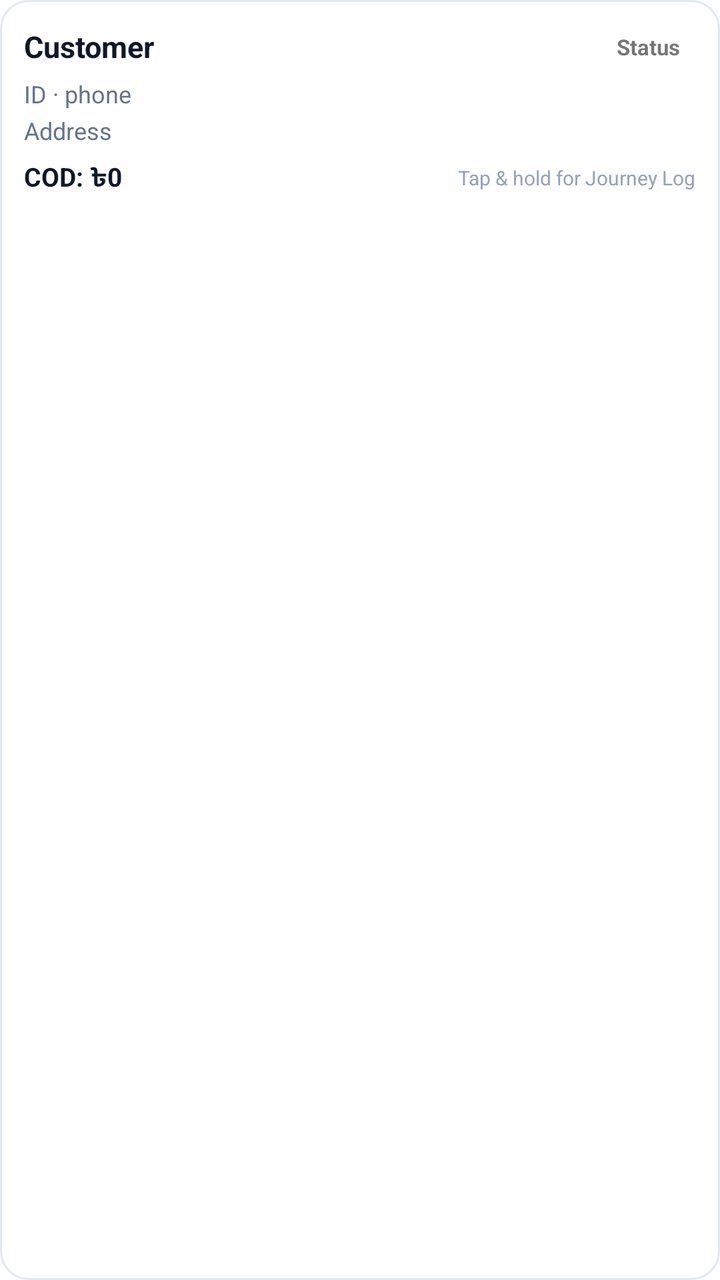
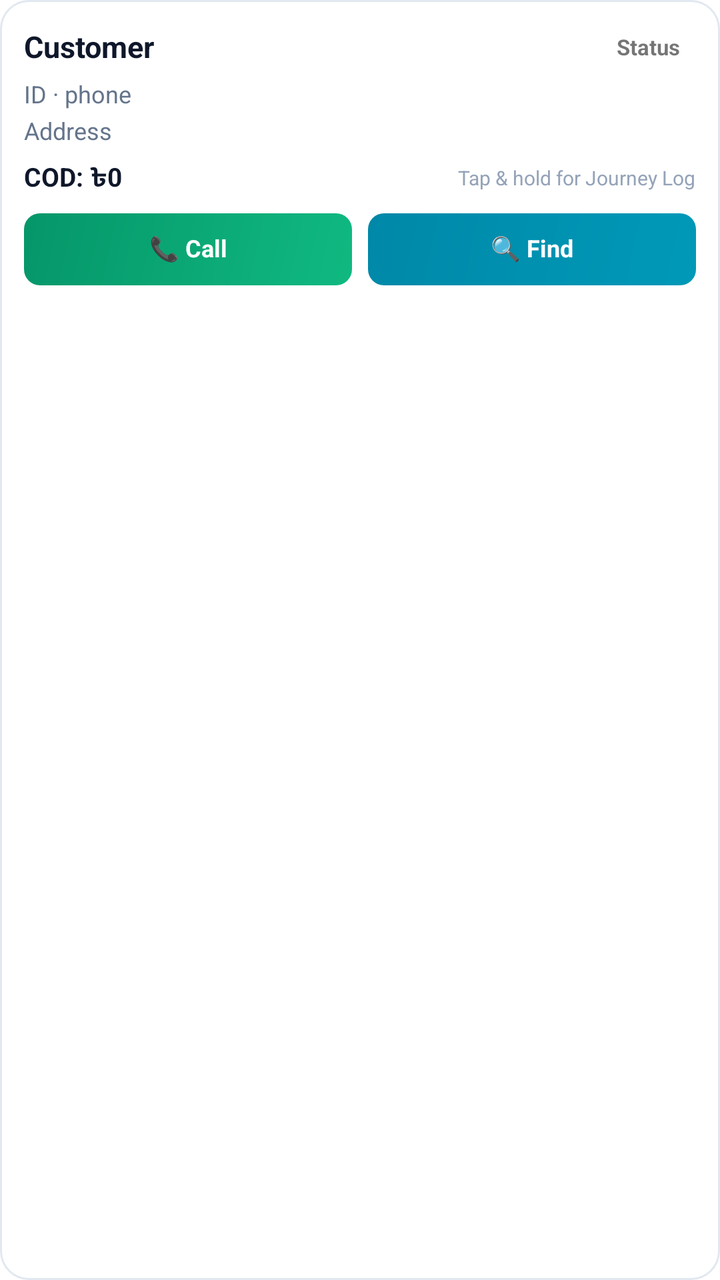

Screens rendered from an Android XML layout before and after an edit, with the pre-edit source and the edit as a unified diff.
<!-- AndroidManifest.xml: application theme Theme.DataBridge -->
<!-- res/layout/item_view_order_card.xml -->
<?xml version="1.0" encoding="utf-8"?>
<LinearLayout xmlns:android="http://schemas.android.com/apk/res/android"
    android:layout_width="match_parent"
    android:layout_height="wrap_content"
    android:orientation="vertical"
    android:background="@drawable/bg_parcel_card"
    android:padding="12dp"
    android:layout_marginBottom="8dp">

    <LinearLayout
        android:layout_width="match_parent"
        android:layout_height="wrap_content"
        android:orientation="horizontal"
        android:gravity="center_vertical">

        <TextView
            android:id="@+id/tvVoCustomer"
            android:layout_width="0dp"
            android:layout_height="wrap_content"
            android:layout_weight="1"
            android:text="Customer"
            android:textSize="15sp"
            android:textStyle="bold"
            android:textColor="@color/theme_text_primary" />

        <TextView
            android:id="@+id/tvVoStatus"
            android:layout_width="wrap_content"
            android:layout_height="wrap_content"
            android:text="Status"
            android:textSize="11sp"
            android:textStyle="bold"
            android:paddingStart="8dp"
            android:paddingEnd="8dp"
            android:paddingTop="4dp"
            android:paddingBottom="4dp" />
    </LinearLayout>

    <TextView
        android:id="@+id/tvVoMeta"
        android:layout_width="match_parent"
        android:layout_height="wrap_content"
        android:text="ID · phone"
        android:textSize="12sp"
        android:textColor="@color/theme_text_secondary"
        android:layout_marginTop="4dp" />

    <TextView
        android:id="@+id/tvVoAddress"
        android:layout_width="match_parent"
        android:layout_height="wrap_content"
        android:text="Address"
        android:textSize="12sp"
        android:textColor="@color/theme_text_secondary"
        android:layout_marginTop="2dp" />

    <LinearLayout
        android:layout_width="match_parent"
        android:layout_height="wrap_content"
        android:orientation="horizontal"
        android:gravity="center_vertical"
        android:layout_marginTop="6dp">

        <TextView
            android:id="@+id/tvVoCod"
            android:layout_width="0dp"
            android:layout_height="wrap_content"
            android:layout_weight="1"
            android:text="COD: ৳0"
            android:textSize="13sp"
            android:textStyle="bold"
            android:textColor="@color/theme_text_primary" />

        <TextView
            android:layout_width="wrap_content"
            android:layout_height="wrap_content"
            android:text="Tap &amp; hold for Journey Log"
            android:textSize="10sp"
            android:textColor="@color/theme_text_muted" />
    </LinearLayout>

    <LinearLayout
        android:id="@+id/layoutVoRemarksBox"
        android:layout_width="match_parent"
        android:layout_height="wrap_content"
        android:orientation="vertical"
        android:background="@drawable/bg_remark_chip"
        android:padding="8dp"
        android:layout_marginTop="8dp"
        android:visibility="gone">

        <TextView
            android:id="@+id/tvVoRemarks"
            android:layout_width="match_parent"
            android:layout_height="wrap_content"
            android:textSize="12sp"
            android:textColor="@color/theme_text_primary" />

        <TextView
            android:id="@+id/tvVoRemarksTime"
            android:layout_width="match_parent"
            android:layout_height="wrap_content"
            android:textSize="10sp"
            android:textColor="@color/theme_text_muted"
            android:layout_marginTop="2dp" />
    </LinearLayout>

</LinearLayout>
<!-- resources referenced by this layout -->
<resources>
  <color name="theme_text_muted">#94a3b8</color>
  <color name="theme_text_primary">#0f172a</color>
  <color name="theme_text_secondary">#64748b</color>
  <!-- drawable bg_parcel_card (drawable) -->
  <?xml version="1.0" encoding="utf-8"?>
  <shape xmlns:android="http://schemas.android.com/apk/res/android"
      android:shape="rectangle">
      <solid android:color="@color/theme_bg_card" />
      <stroke android:width="1dp" android:color="@color/theme_border" />
      <corners android:radius="14dp" />
  </shape>
  <!-- drawable bg_remark_chip (drawable) -->
  <?xml version="1.0" encoding="utf-8"?>
  <shape xmlns:android="http://schemas.android.com/apk/res/android"
      android:shape="rectangle">
      <solid android:color="@color/theme_bg_inner" />
      <corners android:radius="8dp" />
  </shape>
  <style name="Theme.DataBridge" parent="Theme.MaterialComponents.DayNight.NoActionBar">
      <item name="colorPrimary">#00d4ff</item>
      <item name="colorPrimaryVariant">#16213e</item>
      <item name="colorOnPrimary">#ffffff</item>
      <item name="colorSecondary">#00d4ff</item>
      <item name="android:statusBarColor">#1a1a2e</item>
  </style>
  <color name="theme_bg_card">#ffffff</color>
  <color name="theme_border">#e2e8f0</color>
  <color name="theme_bg_inner">#f1f5f9</color>
</resources>

<!-- the commit's change to res/layout/item_view_order_card.xml (unified diff, before → after) -->
@@ -80,6 +80,46 @@
     </LinearLayout>
 
     <LinearLayout
+        android:layout_width="match_parent"
+        android:layout_height="wrap_content"
+        android:orientation="horizontal"
+        android:gravity="center_vertical"
+        android:layout_marginTop="8dp">
+
+        <TextView
+            android:id="@+id/btnVoCall"
+            android:layout_width="0dp"
+            android:layout_height="36dp"
+            android:layout_weight="1"
+            android:text="📞 Call"
+            android:textSize="12sp"
+            android:textStyle="bold"
+            android:textColor="@color/theme_text_inverse"
+            android:gravity="center"
+            android:background="@drawable/btn_call_green"
+            android:layout_marginEnd="4dp"
+            android:clickable="true"
+            android:focusable="true"
+            android:includeFontPadding="false" />
+
+        <TextView
+            android:id="@+id/btnVoFinder"
+            android:layout_width="0dp"
+            android:layout_height="36dp"
+            android:layout_weight="1"
+            android:text="🔍 Find"
+            android:textSize="12sp"
+            android:textStyle="bold"
+            android:textColor="@color/theme_text_inverse"
+            android:gravity="center"
+            android:background="@drawable/btn_action_cyan"
+            android:layout_marginStart="4dp"
+            android:clickable="true"
+            android:focusable="true"
+            android:includeFontPadding="false" />
+    </LinearLayout>
+
+    <LinearLayout
         android:id="@+id/layoutVoRemarksBox"
         android:layout_width="match_parent"
         android:layout_height="wrap_content"
<!-- resource entries referenced after the edit -->
@@ -1,5 +1,6 @@
 <!-- resources referenced by this layout -->
 <resources>
+  <color name="theme_text_inverse">#ffffff</color>
   <color name="theme_text_muted">#94a3b8</color>
   <color name="theme_text_primary">#0f172a</color>
   <color name="theme_text_secondary">#64748b</color>
@@ -18,6 +19,24 @@
       <solid android:color="@color/theme_bg_inner" />
       <corners android:radius="8dp" />
   </shape>
+  <!-- drawable btn_action_cyan (drawable) -->
+  <?xml version="1.0" encoding="utf-8"?>
+  <shape xmlns:android="http://schemas.android.com/apk/res/android" android:shape="rectangle">
+      <corners android:radius="8dp" />
+      <gradient
+          android:startColor="#0099b8"
+          android:endColor="#0088a8"
+          android:angle="135" />
+  </shape>
+  <!-- drawable btn_call_green (drawable) -->
+  <?xml version="1.0" encoding="utf-8"?>
+  <shape xmlns:android="http://schemas.android.com/apk/res/android">
+      <gradient
+          android:startColor="#10b981"
+          android:endColor="#059669"
+          android:angle="135" />
+      <corners android:radius="8dp" />
+  </shape>
   <style name="Theme.DataBridge" parent="Theme.MaterialComponents.DayNight.NoActionBar">
       <item name="colorPrimary">#00d4ff</item>
       <item name="colorPrimaryVariant">#16213e</item>
